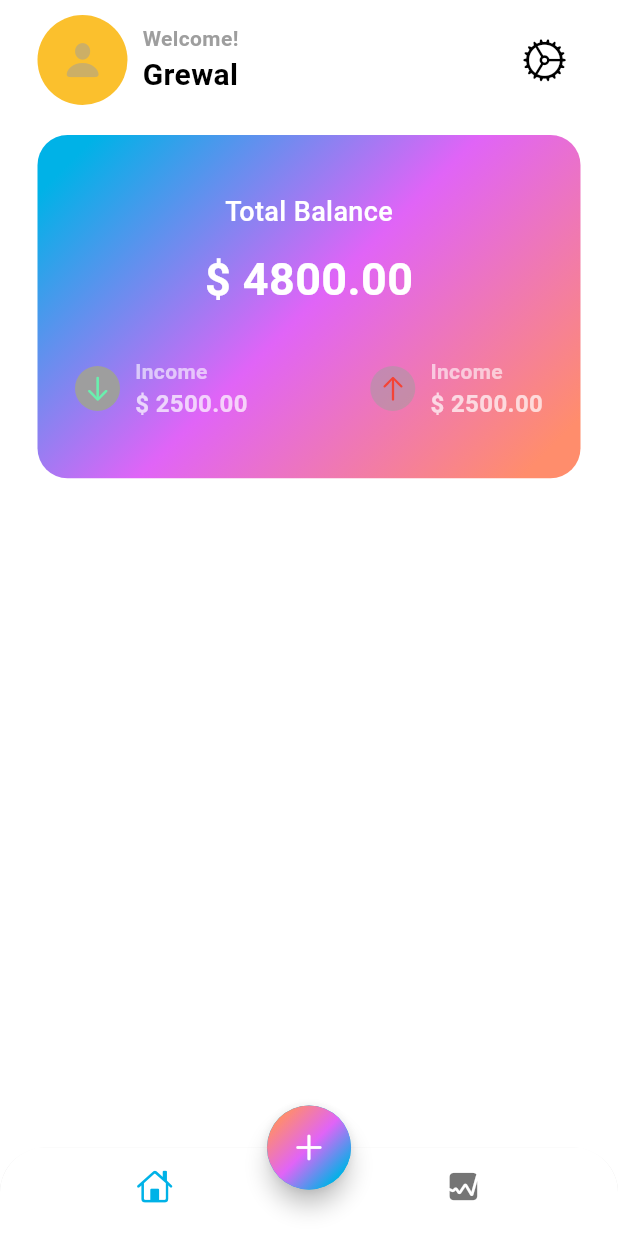
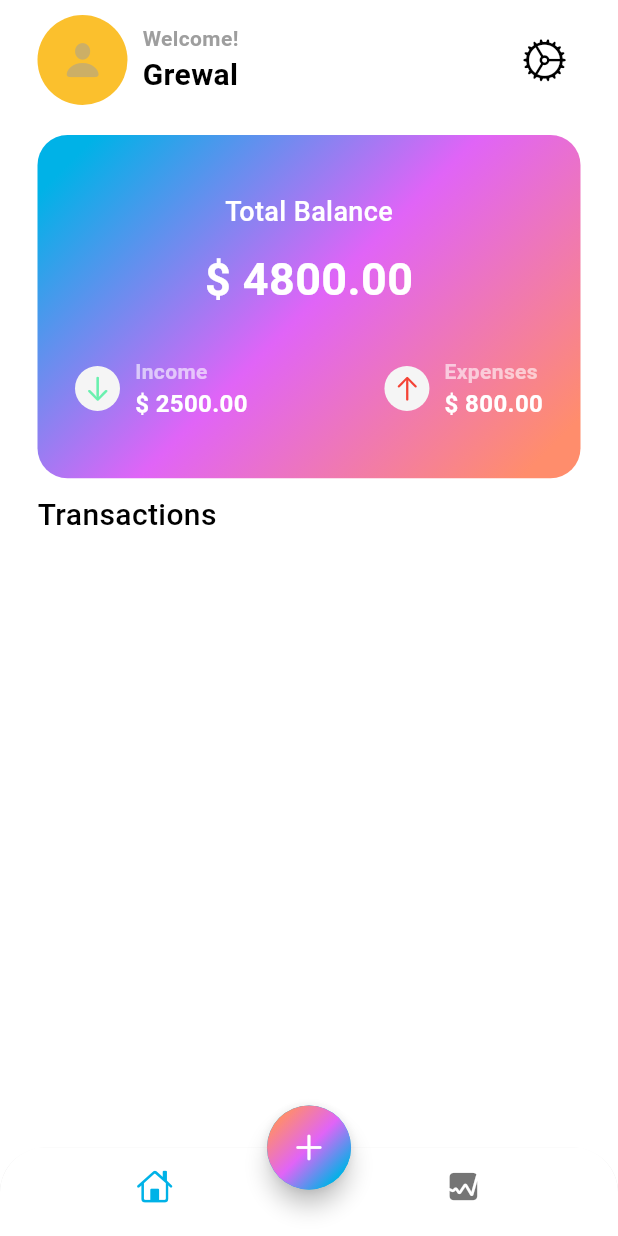
Before and after one commit to GurparveshGrewal/expense_tracker_app, a Flutter app: the screen it shows after launch, on a phone screen of 412 x 824 dp. Run offline on Flutter 3.47's test engine with Material 3 defaults, Android fonts, the phone set to English and light mode, and no system bars.

Commit message:
feat: split code

```diff
--- a/lib/features/home/views/main_screen.dart
+++ b/lib/features/home/views/main_screen.dart
@@ -1,3 +1,4 @@
+import 'package:expense_tracker_app/features/home/widgets/stat_card.dart';
 import 'package:flutter/cupertino.dart';
 import 'package:flutter/material.dart';
 import 'package:flutter/widgets.dart';
@@ -11,6 +12,7 @@ class MainScreen extends StatelessWidget {
       child: Padding(
         padding: const EdgeInsets.symmetric(horizontal: 25.0, vertical: 10.0),
         child: Column(
+          crossAxisAlignment: CrossAxisAlignment.start,
           children: [
             Row(
               children: [
@@ -61,132 +63,17 @@ class MainScreen extends StatelessWidget {
             const SizedBox(
               height: 20,
             ),
-            Container(
-              padding: const EdgeInsets.symmetric(horizontal: 25),
-              decoration: BoxDecoration(
-                borderRadius: BorderRadius.circular(20),
-                color: Colors.amber,
-                gradient: LinearGradient(
-                  colors: [
-                    Theme.of(context).colorScheme.primary,
-                    Theme.of(context).colorScheme.secondary,
-                    Theme.of(context).colorScheme.tertiary,
-                  ],
-                  transform: const GradientRotation(3.14 / 4),
-                ),
-              ),
-              height: MediaQuery.of(context).size.width / 1.8,
-              width: MediaQuery.of(context).size.width,
-              child: Column(
-                mainAxisAlignment: MainAxisAlignment.center,
-                children: [
-                  const Text(
-                    "Total Balance",
-                    style: TextStyle(
-                        color: Colors.white,
-                        fontSize: 18,
-                        fontWeight: FontWeight.w500),
-                  ),
+            const StatsCard(),
             const SizedBox(
               height: 10,
             ),
             const Text(
-                    "\$ 4800.00",
+              "Transactions",
               style: TextStyle(
-                        color: Colors.white,
-                        fontSize: 30,
-                        fontWeight: FontWeight.bold),
-                  ),
-                  const SizedBox(
-                    height: 30,
-                  ),
-                  Row(
-                    mainAxisAlignment: MainAxisAlignment.spaceBetween,
-                    children: [
-                      Row(
-                        children: [
-                          Container(
-                            height: 30,
-                            width: 30,
-                            decoration: BoxDecoration(
-                                color: Theme.of(context).colorScheme.outline,
-                                borderRadius: BorderRadius.circular(50)),
-                            child: const Icon(
-                              CupertinoIcons.arrow_down,
-                              size: 20,
-                              color: Colors.greenAccent,
-                            ),
-                          ),
-                          const SizedBox(
-                            width: 10,
-                          ),
-                          const Column(
-                            crossAxisAlignment: CrossAxisAlignment.start,
-                            children: [
-                              Text(
-                                "Income",
-                                style: TextStyle(
-                                    color: Colors.white60,
-                                    fontWeight: FontWeight.w600),
-                              ),
-                              Text(
-                                "\$ 2500.00",
-                                style: TextStyle(
-                                  color: Colors.white70,
-                                  fontWeight: FontWeight.w600,
-                                  fontSize: 16,
+                fontSize: 20,
+                fontWeight: FontWeight.w500,
               ),
             )
-                            ],
-                          ),
-                        ],
-                      ),
-                      Row(
-                        children: [
-                          Container(
-                            height: 30,
-                            width: 30,
-                            decoration: BoxDecoration(
-                                color: Theme.of(context)
-                                    .colorScheme
-                                    .outline
-                                    .withOpacity(0.5),
-                                borderRadius: BorderRadius.circular(50)),
-                            child: const Icon(
-                              CupertinoIcons.arrow_up,
-                              size: 20,
-                              color: Colors.red,
-                            ),
-                          ),
-                          const SizedBox(
-                            width: 10,
-                          ),
-                          Column(
-                            crossAxisAlignment: CrossAxisAlignment.start,
-                            children: [
-                              Text(
-                                "Income",
-                                style: TextStyle(
-                                    color: Colors.white60,
-                                    fontWeight: FontWeight.w600),
-                              ),
-                              const Text(
-                                "\$ 2500.00",
-                                style: TextStyle(
-                                  color: Colors.white70,
-                                  fontWeight: FontWeight.w600,
-                                  fontSize: 16,
-                                ),
-                              )
-                            ],
-                          ),
-                        ],
-                      ),
-                    ],
-                  ),
-                ],
-              ),
-            ),
           ],
         ),
       ),
--- /dev/null
+++ b/lib/features/home/widgets/stat_card.dart
@@ -0,0 +1,127 @@
+import 'package:flutter/cupertino.dart';
+import 'package:flutter/material.dart';
+
+class StatsCard extends StatelessWidget {
+  const StatsCard({super.key});
+
+  @override
+  Widget build(BuildContext context) {
+    return Container(
+      padding: const EdgeInsets.symmetric(horizontal: 25),
+      decoration: BoxDecoration(
+        borderRadius: BorderRadius.circular(20),
+        color: Colors.amber,
+        gradient: LinearGradient(
+          colors: [
+            Theme.of(context).colorScheme.primary,
+            Theme.of(context).colorScheme.secondary,
+            Theme.of(context).colorScheme.tertiary,
+          ],
+          transform: const GradientRotation(3.14 / 4),
+        ),
+      ),
+      height: MediaQuery.of(context).size.width / 1.8,
+      width: MediaQuery.of(context).size.width,
+      child: Column(
+        mainAxisAlignment: MainAxisAlignment.center,
+        children: [
+          const Text(
+            "Total Balance",
+            style: TextStyle(
+                color: Colors.white, fontSize: 18, fontWeight: FontWeight.w500),
+          ),
+          const SizedBox(
+            height: 10,
+          ),
+          const Text(
+            "\$ 4800.00",
+            style: TextStyle(
+                color: Colors.white, fontSize: 30, fontWeight: FontWeight.bold),
+          ),
+          const SizedBox(
+            height: 30,
+          ),
+          Row(
+            mainAxisAlignment: MainAxisAlignment.spaceBetween,
+            children: [
+              Row(
+                children: [
+                  Container(
+                    height: 30,
+                    width: 30,
+                    decoration: BoxDecoration(
+                        color: Colors.grey.shade100,
+                        borderRadius: BorderRadius.circular(50)),
+                    child: const Icon(
+                      CupertinoIcons.arrow_down,
+                      size: 20,
+                      color: Colors.greenAccent,
+                    ),
+                  ),
+                  const SizedBox(
+                    width: 10,
+                  ),
+                  const Column(
+                    crossAxisAlignment: CrossAxisAlignment.start,
+                    children: [
+                      Text(
+                        "Income",
+                        style: TextStyle(
+                            color: Colors.white60, fontWeight: FontWeight.w600),
+                      ),
+                      Text(
+                        "\$ 2500.00",
+                        style: TextStyle(
+                          color: Colors.white,
+                          fontWeight: FontWeight.w600,
+                          fontSize: 16,
+                        ),
+                      )
+                    ],
+                  ),
+                ],
+              ),
+              Row(
+                children: [
+                  Container(
+                    height: 30,
+                    width: 30,
+                    decoration: BoxDecoration(
+                        color: Colors.grey.shade100,
+                        borderRadius: BorderRadius.circular(50)),
+                    child: const Icon(
+                      CupertinoIcons.arrow_up,
+                      size: 20,
+                      color: Colors.red,
+                    ),
+                  ),
+                  const SizedBox(
+                    width: 10,
+                  ),
+                  const Column(
+                    crossAxisAlignment: CrossAxisAlignment.start,
+                    children: [
+                      Text(
+                        "Expenses",
+                        style: TextStyle(
+                            color: Colors.white60, fontWeight: FontWeight.w600),
+                      ),
+                      Text(
+                        "\$ 800.00",
+                        style: TextStyle(
+                          color: Colors.white,
+                          fontWeight: FontWeight.w600,
+                          fontSize: 16,
+                        ),
+                      )
+                    ],
+                  ),
+                ],
+              ),
+            ],
+          ),
+        ],
+      ),
+    );
+  }
+}
```
Lines whose indentation alone changed are shown as unchanged.
